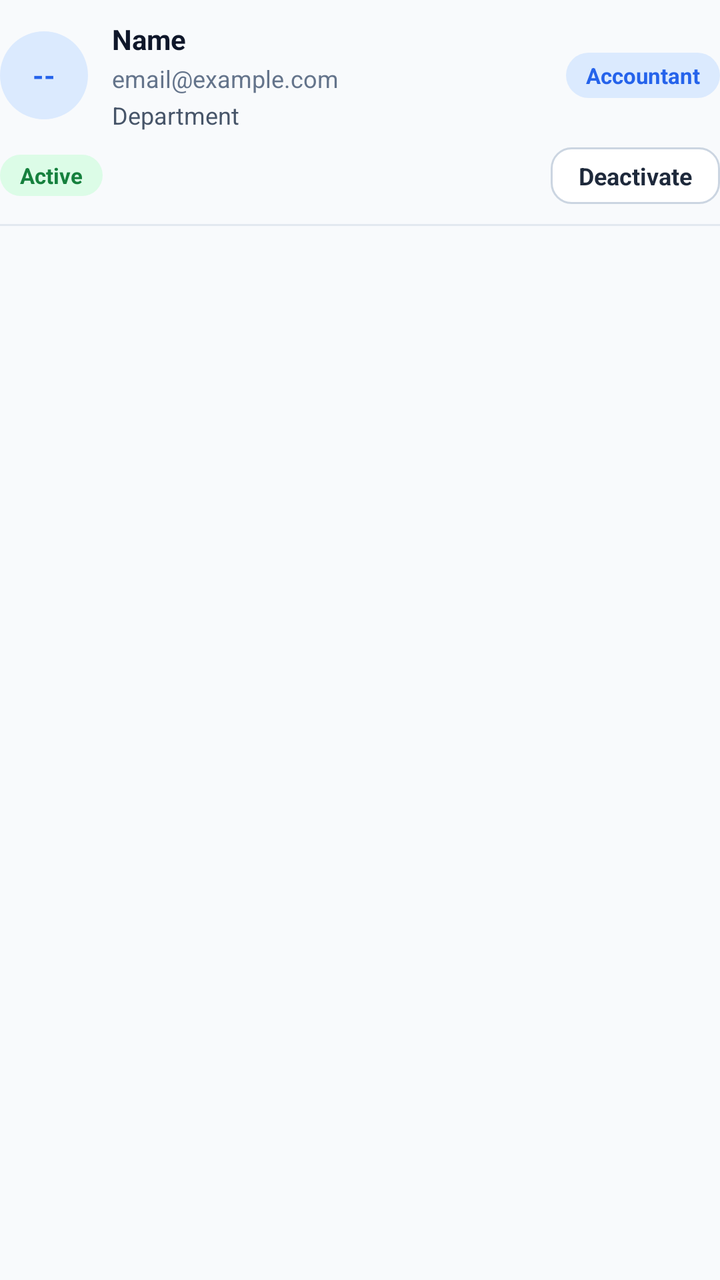
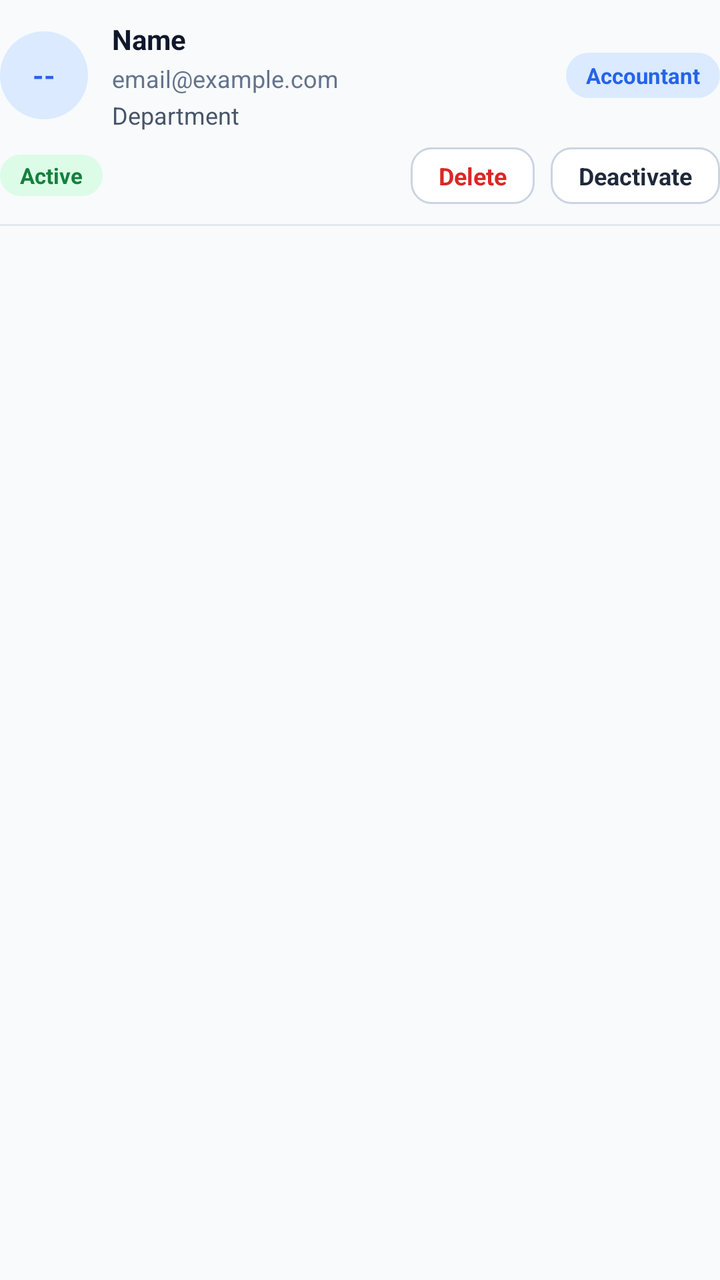

Compare the two renders of this Android layout. The source of the first and the diff that turns it into the second are given below.
<!-- AndroidManifest.xml: application theme Theme.ApexLedger -->
<!-- res/layout/item_staff_row.xml -->
<?xml version="1.0" encoding="utf-8"?>
<LinearLayout xmlns:android="http://schemas.android.com/apk/res/android"
    android:layout_width="match_parent"
    android:layout_height="wrap_content"
    android:orientation="vertical"
    android:paddingVertical="10dp">

    <LinearLayout
        android:layout_width="match_parent"
        android:layout_height="wrap_content"
        android:orientation="horizontal"
        android:gravity="center_vertical">

        <TextView
            android:id="@+id/tvStaffAvatar"
            android:layout_width="44dp"
            android:layout_height="44dp"
            android:gravity="center"
            android:text="--"
            android:textColor="@color/primary"
            android:textStyle="bold"
            android:textSize="14sp"
            android:background="@drawable/bg_avatar_light" />

        <LinearLayout
            android:layout_width="0dp"
            android:layout_weight="1"
            android:layout_height="wrap_content"
            android:orientation="vertical"
            android:layout_marginStart="12dp">

            <TextView
                android:id="@+id/tvStaffName"
                android:layout_width="wrap_content"
                android:layout_height="wrap_content"
                android:text="Name"
                android:textColor="@color/navy"
                android:textStyle="bold"
                android:textSize="14sp" />

            <TextView
                android:id="@+id/tvStaffEmail"
                android:layout_width="wrap_content"
                android:layout_height="wrap_content"
                android:text="email@example.com"
                android:textColor="@color/gray_500"
                android:textSize="12sp"
                android:layout_marginTop="2dp" />

            <TextView
                android:id="@+id/tvStaffDepartment"
                android:layout_width="wrap_content"
                android:layout_height="wrap_content"
                android:text="Department"
                android:textColor="@color/gray_600"
                android:textSize="12sp"
                android:layout_marginTop="2dp" />
        </LinearLayout>

        <TextView
            android:id="@+id/tvStaffRole"
            android:layout_width="wrap_content"
            android:layout_height="wrap_content"
            android:text="Accountant"
            android:textSize="11sp"
            android:textStyle="bold"
            android:textColor="@color/primary"
            android:background="@drawable/bg_pill_blue"
            android:paddingHorizontal="10dp"
            android:paddingVertical="4dp" />

    </LinearLayout>

    <LinearLayout
        android:layout_width="match_parent"
        android:layout_height="wrap_content"
        android:orientation="horizontal"
        android:gravity="center_vertical"
        android:layout_marginTop="8dp">

        <TextView
            android:id="@+id/tvStaffStatus"
            android:layout_width="wrap_content"
            android:layout_height="wrap_content"
            android:text="Active"
            android:textSize="11sp"
            android:textStyle="bold"
            android:textColor="@color/success_dark"
            android:background="@drawable/badge_status_completed"
            android:paddingHorizontal="10dp"
            android:paddingVertical="3dp" />

        <TextView
            android:id="@+id/tvStaffClients"
            android:layout_width="0dp"
            android:layout_weight="1"
            android:layout_height="wrap_content"
            android:textColor="@color/gray_500"
            android:textSize="12sp"
            android:layout_marginStart="10dp" />

        <TextView
            android:id="@+id/btnToggleActive"
            android:layout_width="wrap_content"
            android:layout_height="wrap_content"
            android:text="Deactivate"
            android:textColor="@color/navy_700"
            android:textStyle="bold"
            android:textSize="12sp"
            android:background="@drawable/bg_input_field"
            android:paddingHorizontal="14dp"
            android:paddingVertical="6dp" />
    </LinearLayout>

    <View
        android:layout_width="match_parent"
        android:layout_height="1dp"
        android:background="@color/gray_200"
        android:layout_marginTop="10dp" />

</LinearLayout>
<!-- resources referenced by this layout -->
<resources>
  <color name="gray_200">#E2E8F0</color>
  <color name="gray_500">#64748B</color>
  <color name="gray_600">#475569</color>
  <color name="navy">#0F172A</color>
  <color name="navy_700">#1E293B</color>
  <color name="primary">#2563EB</color>
  <color name="success_dark">#15803D</color>
  <!-- drawable badge_status_completed (drawable) -->
  <?xml version="1.0" encoding="utf-8"?>
  <shape xmlns:android="http://schemas.android.com/apk/res/android" android:shape="rectangle">
      <corners android:radius="20dp" />
      <solid android:color="#DCFCE7" />
  </shape>
  <!-- drawable bg_avatar_light (drawable) -->
  <?xml version="1.0" encoding="utf-8"?>
  <shape xmlns:android="http://schemas.android.com/apk/res/android" android:shape="oval">
      <solid android:color="#DBEAFE" />
  </shape>
  <!-- drawable bg_input_field (drawable) -->
  <?xml version="1.0" encoding="utf-8"?>
  <shape xmlns:android="http://schemas.android.com/apk/res/android"
      android:shape="rectangle">
      <corners android:radius="10dp" />
      <solid android:color="@color/white" />
      <stroke android:width="1dp" android:color="@color/gray_300" />
  </shape>
  <!-- drawable bg_pill_blue (drawable) -->
  <?xml version="1.0" encoding="utf-8"?>
  <shape xmlns:android="http://schemas.android.com/apk/res/android" android:shape="rectangle">
      <corners android:radius="20dp" />
      <solid android:color="#DBEAFE" />
  </shape>
  <style name="Theme.ApexLedger" parent="Theme.MaterialComponents.DayNight.NoActionBar">
          <item name="colorPrimary">@color/primary</item>
          <item name="colorPrimaryDark">@color/primary_dark</item>
          <item name="colorAccent">@color/success</item>
          <item name="android:windowBackground">@color/background</item>
          <item name="android:statusBarColor">@color/status_bar</item>
          <item name="android:navigationBarColor">@color/white</item>
      </style>
  <color name="white">#FFFFFF</color>
  <color name="gray_300">#CBD5E1</color>
  <color name="primary_dark">#1D4ED8</color>
  <color name="success">#16A34A</color>
  <color name="background">@color/gray_50</color>
  <color name="status_bar">#0F172A</color>
  <color name="gray_50">#F8FAFC</color>
</resources>

<!-- the commit's change to res/layout/item_staff_row.xml (unified diff, before → after) -->
@@ -100,6 +100,19 @@
             android:layout_marginStart="10dp" />
 
         <TextView
+            android:id="@+id/btnDeleteUser"
+            android:layout_width="wrap_content"
+            android:layout_height="wrap_content"
+            android:text="Delete"
+            android:textColor="@color/danger_dark"
+            android:textStyle="bold"
+            android:textSize="12sp"
+            android:background="@drawable/bg_input_field"
+            android:paddingHorizontal="14dp"
+            android:paddingVertical="6dp"
+            android:layout_marginEnd="8dp" />
+
+        <TextView
             android:id="@+id/btnToggleActive"
             android:layout_width="wrap_content"
             android:layout_height="wrap_content"
<!-- resource entries referenced after the edit -->
@@ -1,5 +1,6 @@
 <!-- resources referenced by this layout -->
 <resources>
+  <color name="danger_dark">#DC2626</color>
   <color name="gray_200">#E2E8F0</color>
   <color name="gray_500">#64748B</color>
   <color name="gray_600">#475569</color>
@@ -34,6 +35,7 @@
   </shape>
   <style name="Theme.ApexLedger" parent="Theme.MaterialComponents.DayNight.NoActionBar">
           <item name="colorPrimary">@color/primary</item>
+          <item name="colorOnPrimary">@color/on_primary</item>
           <item name="colorPrimaryDark">@color/primary_dark</item>
           <item name="colorAccent">@color/success</item>
           <item name="android:windowBackground">@color/background</item>
@@ -42,6 +44,7 @@
       </style>
   <color name="white">#FFFFFF</color>
   <color name="gray_300">#CBD5E1</color>
+  <color name="on_primary">#FFFFFF</color>
   <color name="primary_dark">#1D4ED8</color>
   <color name="success">#16A34A</color>
   <color name="background">@color/gray_50</color>
